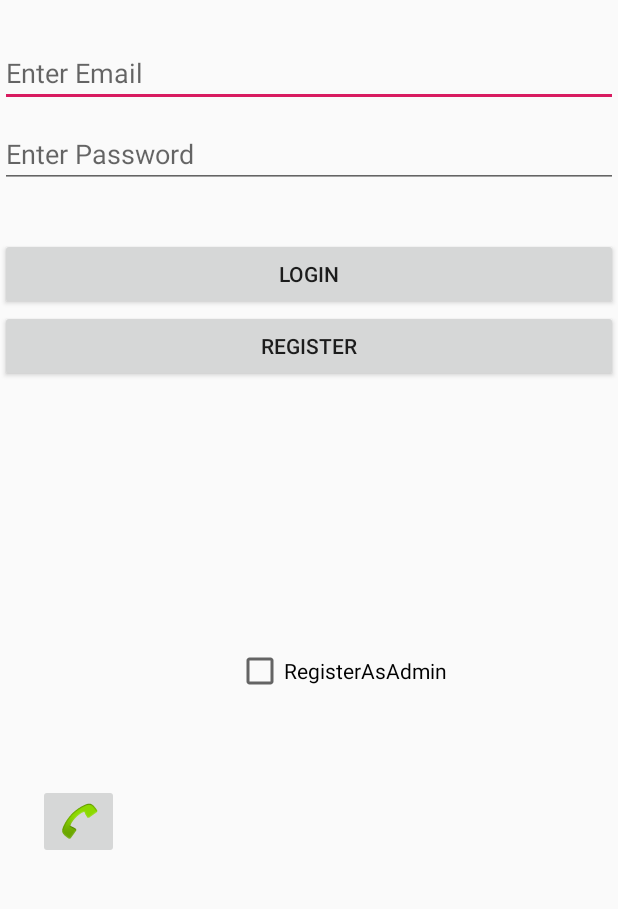
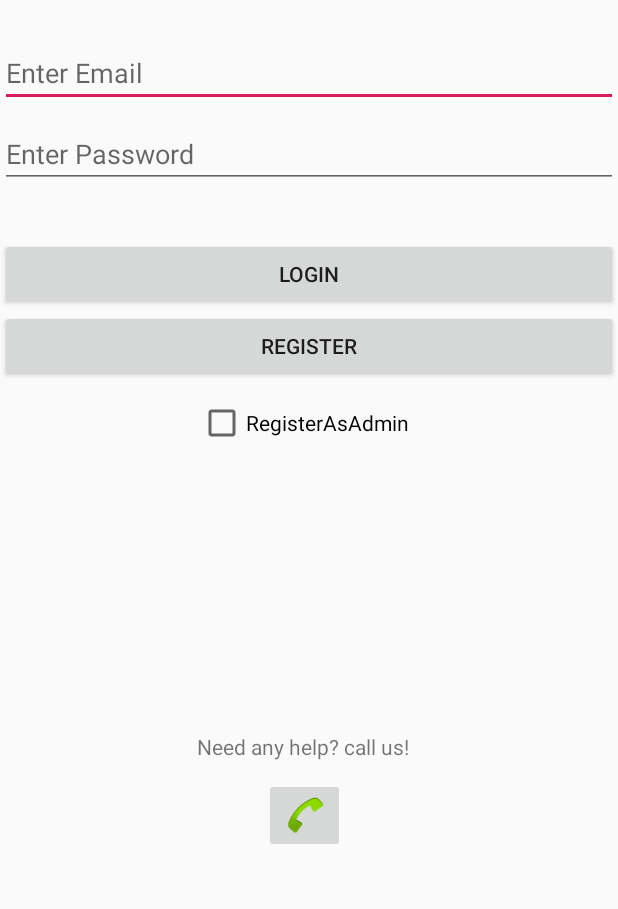
Before and after one commit to gilma0/My_Rest, an Android app: the screen it shows after launch (MainActivity), on a phone screen of 412 x 824 dp, the part 260-1169 px from its top. Run offline under Robolectric (Android 15) with nearby library versions, the phone set to English and light mode, and no system bars; our stand-ins replace Firebase (no records; nobody signed in at launch, a user with empty details on screens opened directly).

Commit message:
little design change for main activity

```diff
--- a/app/src/main/res/layout/activity_main.xml
+++ b/app/src/main/res/layout/activity_main.xml
@@ -60,22 +60,33 @@
         android:id="@+id/registerAsAdmin"
         android:layout_width="wrap_content"
         android:layout_height="wrap_content"
-        android:layout_marginStart="157dp"
-        android:layout_marginLeft="157dp"
-        android:layout_marginBottom="187dp"
+        android:layout_marginStart="132dp"
+        android:layout_marginLeft="132dp"
+        android:layout_marginTop="383dp"
         android:text="RegisterAsAdmin"
-        app:layout_constraintBottom_toBottomOf="parent"
-        app:layout_constraintStart_toStartOf="parent" />
+        app:layout_constraintStart_toStartOf="parent"
+        app:layout_constraintTop_toTopOf="parent" />
 
     <ImageButton
         android:id="@+id/callButton"
         android:layout_width="wrap_content"
         android:layout_height="wrap_content"
-        android:layout_marginStart="25dp"
-        android:layout_marginLeft="25dp"
-        android:layout_marginTop="640dp"
+        android:layout_marginStart="176dp"
+        android:layout_marginLeft="176dp"
+        android:layout_marginTop="636dp"
         app:layout_constraintStart_toStartOf="parent"
         app:layout_constraintTop_toTopOf="parent"
         app:srcCompat="@android:drawable/sym_action_call" />
 
+    <TextView
+        android:id="@+id/textView8"
+        android:layout_width="wrap_content"
+        android:layout_height="wrap_content"
+        android:layout_marginStart="131dp"
+        android:layout_marginLeft="131dp"
+        android:layout_marginTop="605dp"
+        android:text="Need any help? call us!"
+        app:layout_constraintStart_toStartOf="parent"
+        app:layout_constraintTop_toTopOf="parent" />
+
 </androidx.constraintlayout.widget.ConstraintLayout>
```
